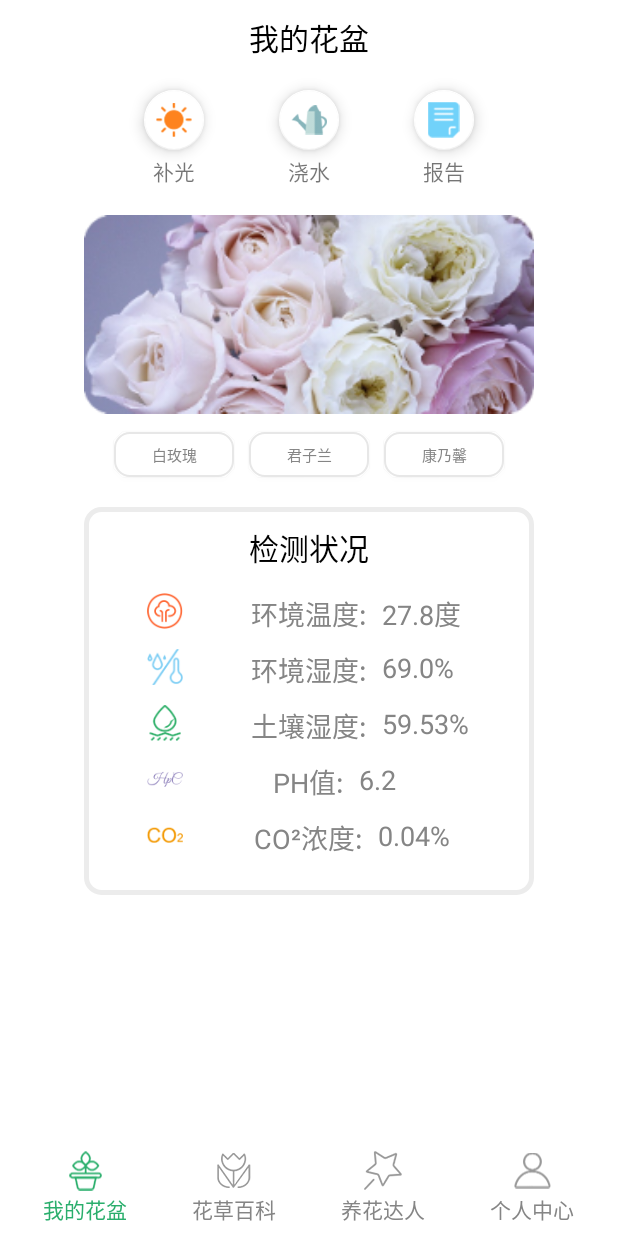
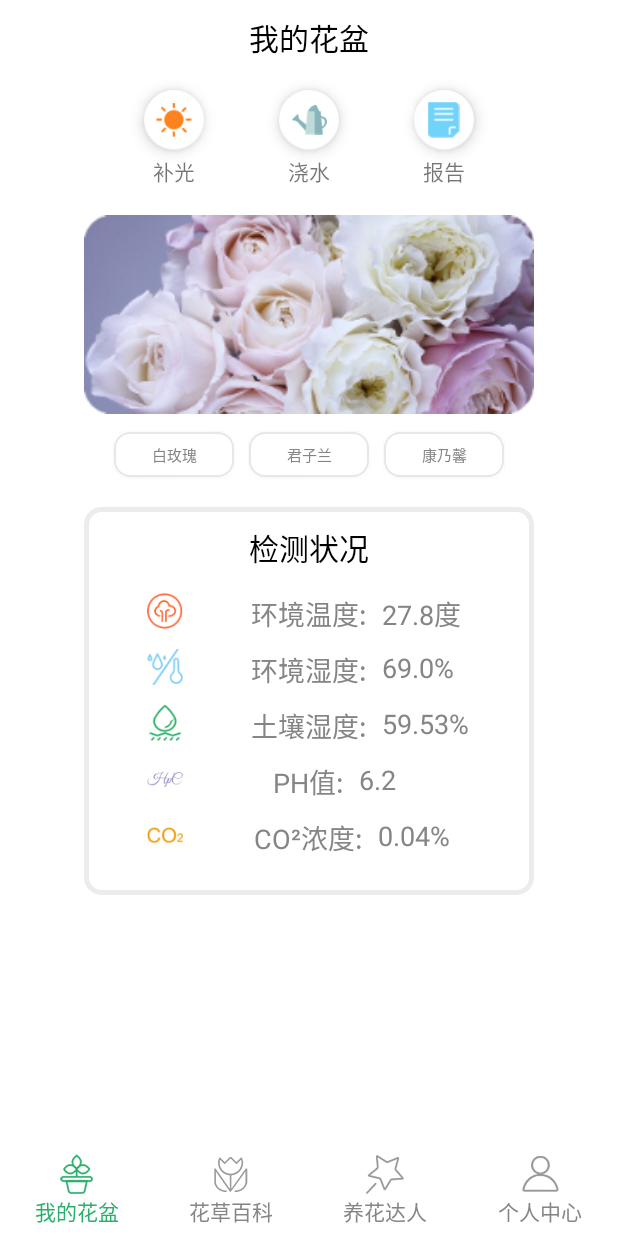
Before and after one commit to dachungdev/IntelligentPotBeta3, an Android app: the HuapengFragment screen opened directly, with no data from a screen before it, on a phone screen of 412 x 824 dp. Run offline under Robolectric (Android 15) with nearby library versions, the light colour scheme and no system bars.

Commit message:
19-6-7 commit

```diff
--- a/app/src/main/java/com/example/intelligentpotbeta3/BaikeFragment.java
+++ b/app/src/main/java/com/example/intelligentpotbeta3/BaikeFragment.java
@@ -2,6 +2,7 @@ package com.example.intelligentpotbeta3;
 
 import android.os.Bundle;
 import android.support.v4.app.Fragment;
+import android.util.Log;
 import android.view.LayoutInflater;
 import android.view.View;
 import android.view.ViewGroup;
@@ -11,6 +12,7 @@ public class BaikeFragment extends Fragment {
     @Override
     public View onCreateView(LayoutInflater inflater, ViewGroup container, Bundle savedInstanceState){
         View view = inflater.inflate(R.layout.frag_baike,container,false);
+        Log.d("dachung","baikefrag");
         return view;
     }
 }
--- a/app/src/main/java/com/example/intelligentpotbeta3/DarenFragment.java
+++ b/app/src/main/java/com/example/intelligentpotbeta3/DarenFragment.java
@@ -2,6 +2,7 @@ package com.example.intelligentpotbeta3;
 
 import android.os.Bundle;
 import android.support.v4.app.Fragment;
+import android.util.Log;
 import android.view.LayoutInflater;
 import android.view.View;
 import android.view.ViewGroup;
@@ -10,6 +11,7 @@ public class DarenFragment extends Fragment {
     @Override
     public View onCreateView(LayoutInflater inflater, ViewGroup container, Bundle savedInstanceState){
         View view = inflater.inflate(R.layout.frag_daren,container,false);
+        Log.d("dachung","darenfrag");
         return view;
     }
 }
--- a/app/src/main/java/com/example/intelligentpotbeta3/HuapengFragment.java
+++ b/app/src/main/java/com/example/intelligentpotbeta3/HuapengFragment.java
@@ -2,6 +2,7 @@ package com.example.intelligentpotbeta3;
 
 import android.os.Bundle;
 import android.support.v4.app.Fragment;
+import android.util.Log;
 import android.view.LayoutInflater;
 import android.view.View;
 import android.view.ViewGroup;
@@ -10,6 +11,7 @@ public class HuapengFragment extends Fragment {
     @Override
     public View onCreateView(LayoutInflater inflater , ViewGroup container, Bundle savedInstanceState){
         View view = inflater.inflate(R.layout.frag_huapeng,container,false);
+        Log.d("dachung","huapengfrag");
         return view;
     }
 }
--- a/app/src/main/java/com/example/intelligentpotbeta3/MainActivity.java
+++ b/app/src/main/java/com/example/intelligentpotbeta3/MainActivity.java
@@ -2,39 +2,30 @@ package com.example.intelligentpotbeta3;
 
 import android.support.v4.app.Fragment;
 import android.support.v4.app.FragmentManager;
-import android.support.v4.app.FragmentTransaction;
+import android.support.v4.view.ViewPager;
 import android.support.v7.app.AppCompatActivity;
 import android.os.Bundle;
-import android.view.View;
-import android.widget.FrameLayout;
-import android.widget.ImageView;
-import android.widget.LinearLayout;
+import android.widget.RadioGroup;
 
 import java.util.ArrayList;
+import java.util.List;
 
 /**
  * DACHUNG
  * APP主界面
  */
 public class MainActivity extends AppCompatActivity {
-    private LinearLayout mainBottomItem;
-    private LinearLayout huapengLin;
-    private LinearLayout baikeLin;
-    private LinearLayout darenLin;
-    private LinearLayout zhongxinLin;
-    private ArrayList<View> views = new ArrayList<>();
-    private ArrayList<Fragment> fragments = new ArrayList<>();
-    private ArrayList<String> titles;
+    private List<Fragment> fragments = new ArrayList<>(4);
+    private ViewPager mainViewPager;
+    private RadioGroup mainRadioGroup;
+    private ViewPageManager mViewPageManager;
 
     @Override
     protected void onCreate(Bundle savedInstanceState) {
         super.onCreate(savedInstanceState);
         setContentView(R.layout.activity_main);
-        mainBottomItem = (LinearLayout) findViewById(R.id.main_bottom_layout);
-        huapengLin = (LinearLayout)mainBottomItem.findViewById(R.id.huapeng_lin);
-        baikeLin = (LinearLayout)mainBottomItem.findViewById(R.id.baike_lin);
-        darenLin = (LinearLayout)mainBottomItem.findViewById(R.id.daren_lin);
-        zhongxinLin = (LinearLayout)mainBottomItem.findViewById(R.id.zhongxin_lin);
+        mainViewPager = (ViewPager) findViewById(R.id.main_viewpager);
+        mainRadioGroup = (RadioGroup) findViewById(R.id.main_radioGroup);
         initData();
     }
 
@@ -44,26 +35,17 @@ public class MainActivity extends AppCompatActivity {
      * 并设置初始载入我的盆栽选项
      */
     private void initData(){
-        views.add(huapengLin);
-        views.add(baikeLin);
-        views.add(darenLin);
-        views.add(zhongxinLin);
         fragments.add(new HuapengFragment());
         fragments.add(new BaikeFragment());
         fragments.add(new DarenFragment());
         fragments.add(new ZhongxinFragment());
-        huapengLin.setActivated(true);
         FragmentManager fragmentManager = getSupportFragmentManager();
-        new MainBotBtnManager(fragmentManager,views,fragments,R.id.main_body_fragment);
+        mViewPageManager = new ViewPageManager(mainViewPager,mainRadioGroup,fragments,fragmentManager);
     }
 
-//    /**
-//     * 碎片Fragment切换器
-//     */
-//    private void replaceFragment(Fragment fragment){
-//        FragmentManager fragmentManager = getSupportFragmentManager();
-//        FragmentTransaction transaction = fragmentManager.beginTransaction();
-//        transaction.replace(R.id.main_body_fragment,fragment);
-//        transaction.commit();
-//    }
+    @Override
+    public void onDestroy(){
+        super.onDestroy();
+        mViewPageManager.WhenLeave();
+    }
 }
--- /dev/null
+++ b/app/src/main/java/com/example/intelligentpotbeta3/ViewPageManager.java
@@ -0,0 +1,88 @@
+package com.example.intelligentpotbeta3;
+
+import android.support.v4.app.Fragment;
+import android.support.v4.app.FragmentManager;
+import android.support.v4.app.FragmentPagerAdapter;
+import android.support.v4.view.ViewPager;
+import android.widget.RadioButton;
+import android.widget.RadioGroup;
+import java.util.List;
+
+public class ViewPageManager {
+    private ViewPager mViewPager;
+    private RadioGroup mTabRadioGroup;
+
+    private List<Fragment> mFragments;
+    private FragmentManager mFragmentManager;
+    private FragmentPagerAdapter mAdapter;
+
+    ViewPageManager(ViewPager mViewPager,RadioGroup mTabRadioGroup,List<Fragment> mFragments,FragmentManager mFragmentManager){
+        this.mViewPager = mViewPager;
+        this.mTabRadioGroup = mTabRadioGroup;
+        this.mFragments = mFragments;
+        this.mFragmentManager = mFragmentManager;
+        initView();
+    }
+
+    private void initView(){
+        RadioButton radioButton = (RadioButton) mTabRadioGroup.getChildAt(0);
+        radioButton.setChecked(true);
+        mAdapter = new MyFragmentPagerAdapter(mFragmentManager,mFragments);
+        mViewPager.setAdapter(mAdapter);
+        mViewPager.addOnPageChangeListener(mPageChangeListener);
+        mTabRadioGroup.setOnCheckedChangeListener(mOnCheckedChangeListener);
+    }
+
+    private ViewPager.OnPageChangeListener mPageChangeListener = new ViewPager.OnPageChangeListener() {
+        @Override
+        public void onPageScrolled(int i, float v, int i1) {
+
+        }
+
+        @Override
+        public void onPageSelected(int i) {
+            RadioButton radioButton = (RadioButton) mTabRadioGroup.getChildAt(i);
+            radioButton.setChecked(true);
+        }
+
+        @Override
+        public void onPageScrollStateChanged(int i) {
+
+        }
+    };
+
+    private RadioGroup.OnCheckedChangeListener mOnCheckedChangeListener = new RadioGroup.OnCheckedChangeListener() {
+        @Override
+        public void onCheckedChanged(RadioGroup group, int checkedId) {
+            for (int i = 0 ; i < group.getChildCount() ; i ++){
+                if (group.getChildAt(i).getId() == checkedId){
+                    mViewPager.setCurrentItem(i);
+                    return;
+                }
+            }
+        }
+    };
+
+    private class MyFragmentPagerAdapter extends FragmentPagerAdapter{
+        private List<Fragment> mList;
+
+        public MyFragmentPagerAdapter(FragmentManager fm,List<Fragment> mList){
+            super(fm);
+            this.mList = mList;
+        }
+
+        @Override
+        public Fragment getItem(int position){
+            return this.mList == null ? null : this.mList.get(position);
+        }
+
+        @Override
+        public int getCount(){
+            return this.mList == null ? 0 : this.mList.size();
+        }
+    }
+
+    public void WhenLeave(){
+        mViewPager.removeOnPageChangeListener(mPageChangeListener);
+    }
+}
--- a/app/src/main/java/com/example/intelligentpotbeta3/ZhongxinFragment.java
+++ b/app/src/main/java/com/example/intelligentpotbeta3/ZhongxinFragment.java
@@ -2,6 +2,7 @@ package com.example.intelligentpotbeta3;
 
 import android.os.Bundle;
 import android.support.v4.app.Fragment;
+import android.util.Log;
 import android.view.LayoutInflater;
 import android.view.View;
 import android.view.ViewGroup;
@@ -10,6 +11,7 @@ public class ZhongxinFragment extends Fragment {
     @Override
     public View onCreateView(LayoutInflater inflater, ViewGroup container, Bundle savedInstanceState){
         View view = inflater.inflate(R.layout.frag_zhongxin,container,false);
+        Log.d("dachung","zhongxinfrag");
         return view;
     }
 }
--- a/app/src/main/res/drawable/main_bottom_item_baike.xml
+++ b/app/src/main/res/drawable/main_bottom_item_baike.xml
@@ -1,5 +1,5 @@
 <?xml version="1.0" encoding="utf-8"?>
 <selector xmlns:android="http://schemas.android.com/apk/res/android">
-    <item android:drawable="@mipmap/baikeactive" android:state_activated="true"/>
+    <item android:drawable="@mipmap/baikeactive" android:state_checked="true"/>
     <item android:drawable="@mipmap/baikewait"/>
 </selector>
--- a/app/src/main/res/drawable/main_bottom_item_daren.xml
+++ b/app/src/main/res/drawable/main_bottom_item_daren.xml
@@ -1,5 +1,5 @@
 <?xml version="1.0" encoding="utf-8"?>
 <selector xmlns:android="http://schemas.android.com/apk/res/android">
-    <item android:drawable="@mipmap/darenactive" android:state_activated="true"/>
+    <item android:drawable="@mipmap/darenactive" android:state_checked="true"/>
     <item android:drawable="@mipmap/darenwait"/>
 </selector>
--- a/app/src/main/res/drawable/main_bottom_item_huapeng.xml
+++ b/app/src/main/res/drawable/main_bottom_item_huapeng.xml
@@ -1,5 +1,5 @@
 <?xml version="1.0" encoding="utf-8"?>
 <selector xmlns:android="http://schemas.android.com/apk/res/android">
-    <item android:drawable="@mipmap/huapengactived" android:state_activated="true"/>
+    <item android:drawable="@mipmap/huapengactived" android:state_checked="true"/>
     <item android:drawable="@mipmap/huapengwait" />
 </selector>
--- a/app/src/main/res/drawable/main_bottom_item_text.xml
+++ b/app/src/main/res/drawable/main_bottom_item_text.xml
@@ -1,5 +1,5 @@
 <?xml version="1.0" encoding="utf-8"?>
 <selector xmlns:android="http://schemas.android.com/apk/res/android">
-    <item android:color="@color/colorGreen" android:state_activated="true"/>
+    <item android:color="@color/colorGreen" android:state_checked="true"/>
     <item android:color="@color/colorLightBlack"/>
 </selector>
--- a/app/src/main/res/drawable/main_bottom_item_zhongxin.xml
+++ b/app/src/main/res/drawable/main_bottom_item_zhongxin.xml
@@ -1,5 +1,5 @@
 <?xml version="1.0" encoding="utf-8"?>
 <selector xmlns:android="http://schemas.android.com/apk/res/android">
-    <item android:drawable="@mipmap/zhongxinactive" android:state_activated="true"/>
+    <item android:drawable="@mipmap/zhongxinactive" android:state_checked="true"/>
     <item android:drawable="@mipmap/zhongxinwait"/>
 </selector>
--- a/app/src/main/res/layout/activity_main.xml
+++ b/app/src/main/res/layout/activity_main.xml
@@ -6,20 +6,39 @@
     android:layout_height="match_parent"
     tools:context=".MainActivity">
 
-    <FrameLayout
-        android:id="@+id/main_body_fragment"
+    <android.support.v4.view.ViewPager
+        android:id="@+id/main_viewpager"
         android:layout_width="match_parent"
-        android:layout_height="wrap_content"
-        android:layout_alignParentTop="true"
-        android:layout_above="@+id/main_bottom_layout"
-        android:background="@color/colorWhite">
-    </FrameLayout>
+        android:layout_height="match_parent"
+        android:layout_above="@id/main_radioGroup">
+    </android.support.v4.view.ViewPager>
 
-    <include layout="@layout/main_bottom_item"
-        android:id="@+id/main_bottom_layout"
+    <RadioGroup
+        android:id="@+id/main_radioGroup"
         android:layout_width="match_parent"
-        android:layout_height="wrap_content"
+        android:layout_height="60dp"
         android:layout_alignParentBottom="true"
-        android:layout_margin="7dp"/>
+        android:background="@color/colorWhite"
+        android:orientation="horizontal">
 
+        <RadioButton
+            style="@style/Custom_radioButton"
+            android:drawableTop="@drawable/main_bottom_item_huapeng"
+            android:text="@string/main_huapeng"/>
+
+        <RadioButton
+            style="@style/Custom_radioButton"
+            android:drawableTop="@drawable/main_bottom_item_baike"
+            android:text="@string/main_baike"/>
+
+        <RadioButton
+            style="@style/Custom_radioButton"
+            android:drawableTop="@drawable/main_bottom_item_daren"
+            android:text="@string/main_daren"/>
+
+        <RadioButton
+            style="@style/Custom_radioButton"
+            android:drawableTop="@drawable/main_bottom_item_zhongxin"
+            android:text="@string/main_zhongxin"/>
+    </RadioGroup>
 </RelativeLayout>
--- a/app/src/main/res/values/styles.xml
+++ b/app/src/main/res/values/styles.xml
@@ -10,4 +10,15 @@
         <item name="android:windowLightStatusBar">@color/colorPrimary</item>
     </style>
 
+    <!--MainActivity底部RadioBtn样式-->
+    <style name="Custom_radioButton">
+        <item name="android:layout_height">60dp</item>
+        <item name="android:layout_width">0dp</item>
+        <item name="android:layout_weight">1</item>
+        <item name="android:padding">5dp</item>
+        <item name="android:textColor">@drawable/main_bottom_item_text</item>
+        <item name="android:gravity">center</item>
+        <item name="android:button">@null</item>
+    </style>
+
 </resources>
```
